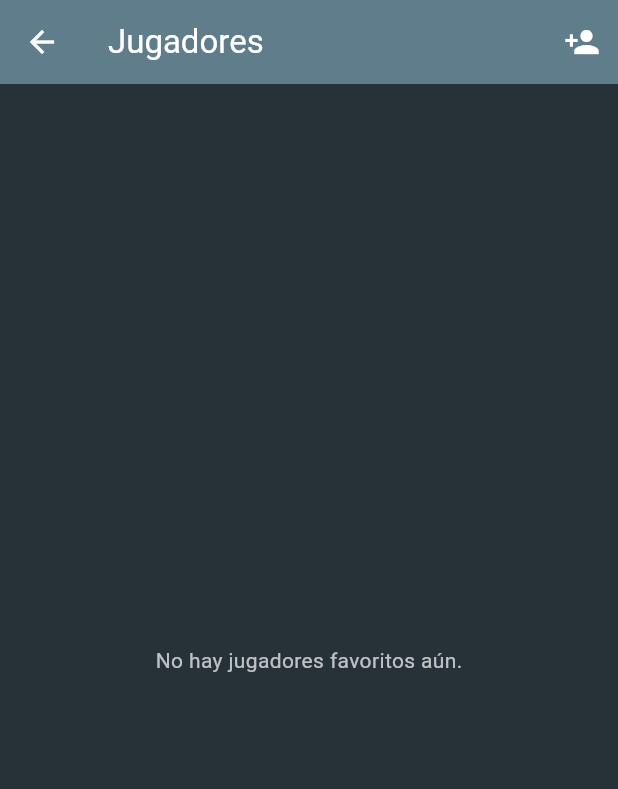
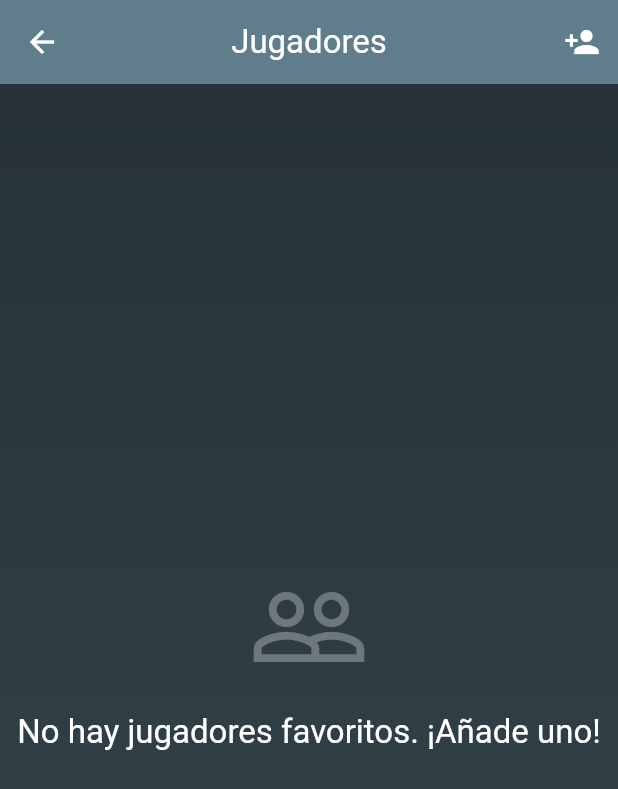
Before and after one commit to JPastorF/cedhmissions, a Flutter app: the FavoritePlayersScreen screen opened directly, on a phone screen of 412 x 824 dp. Shown: the top 789 px of the screen. Run offline on Flutter 3.47's test engine with Material 3 defaults, Android fonts, the light colour scheme and no system bars; our stand-ins replace file_picker, shared_preferences; accounts and stored records are empty.

Commit message:
disign favorite players

```diff
--- a/lib/screens/favorite_players_screen.dart
+++ b/lib/screens/favorite_players_screen.dart
@@ -53,7 +53,7 @@ class FavoritePlayersScreen extends StatelessWidget {
   void _showEditPlayerDialog(
     BuildContext context,
     FavoritePlayersProvider provider,
-    String playerId, // Ahora se usa el ID del jugador para la actualización
+    String playerId,
     String oldName,
   ) {
     final TextEditingController controller = TextEditingController(
@@ -77,7 +77,6 @@ class FavoritePlayersScreen extends StatelessWidget {
             ElevatedButton(
               onPressed: () {
                 if (controller.text.isNotEmpty) {
-                  // Se llama al método con el ID y el nuevo nombre
                   provider.updateFavoritePlayerName(playerId, controller.text);
                   Navigator.of(context).pop();
                 }
@@ -92,9 +91,20 @@ class FavoritePlayersScreen extends StatelessWidget {
 
   @override
   Widget build(BuildContext context) {
+    // Definimos el degradado de fondo, igual que en HomeScreen
+    const LinearGradient backgroundGradient = LinearGradient(
+      colors: [
+        Color(0xFF263238), // blueGrey.shade900
+        Color(0xFF37474F), // blueGrey.shade800
+      ],
+      begin: Alignment.topCenter,
+      end: Alignment.bottomCenter,
+    );
+
     return Scaffold(
       appBar: AppBar(
         title: const Text('Jugadores'),
+        centerTitle: true,
         actions: [
           IconButton(
             icon: const Icon(Icons.person_add),
@@ -106,45 +116,85 @@ class FavoritePlayersScreen extends StatelessWidget {
           ),
         ],
       ),
-      body: Consumer<FavoritePlayersProvider>(
+      body: Container(
+        decoration: const BoxDecoration(gradient: backgroundGradient),
+        child: Consumer<FavoritePlayersProvider>(
           builder: (context, provider, child) {
             final players = provider.favoritePlayers;
-          return players.isEmpty
-              ? const Center(child: Text('No hay jugadores favoritos aún.'))
-              : ListView.builder(
+            players.sort((a, b) => a.name.compareTo(b.name));
+
+            if (players.isEmpty) {
+              return Center(
+                child: Column(
+                  mainAxisAlignment: MainAxisAlignment.center,
+                  children: [
+                    const Icon(
+                      Icons.people_outline,
+                      size: 80,
+                      color: Colors.white30,
+                    ),
+                    const SizedBox(height: 16),
+                    Text(
+                      'No hay jugadores favoritos. ¡Añade uno!',
+                      style: Theme.of(context).textTheme.titleLarge,
+                      textAlign: TextAlign.center,
+                    ),
+                  ],
+                ),
+              );
+            }
+
+            return ListView.builder(
+              padding: const EdgeInsets.only(
+                top: 8.0,
+                left: 8.0,
+                right: 8.0,
+                bottom: 56.0,
+              ),
               itemCount: players.length,
               itemBuilder: (context, index) {
-                    final player =
-                        players[index]; // Se accede al objeto Player completo
-                    return ListTile(
-                      title: Text(player.name), // Se usa la propiedad 'name'
+                final player = players[index];
+                return Padding(
+                  padding: const EdgeInsets.symmetric(vertical: 4.0),
+                  child: Card(
+                    child: ListTile(
+                      leading: const Icon(Icons.person, color: Colors.white70),
+                      title: Text(player.name),
                       trailing: Row(
                         mainAxisSize: MainAxisSize.min,
                         children: [
                           IconButton(
-                            icon: const Icon(Icons.edit, color: Colors.blue),
+                            icon: const Icon(
+                              Icons.edit,
+                              color: Colors.lightBlue,
+                            ),
                             onPressed: () => _showEditPlayerDialog(
                               context,
                               provider,
-                              player.id, // Se pasa el ID
-                              player.name, // Se pasa el nombre actual
+                              player.id,
+                              player.name,
                             ),
                             tooltip: 'Editar',
                           ),
                           IconButton(
-                            icon: const Icon(Icons.delete, color: Colors.red),
-                            onPressed: () => provider.removeFavoritePlayer(
-                              player.id,
-                            ), // Se usa el ID para eliminar
+                            icon: const Icon(
+                              Icons.delete,
+                              color: Colors.deepOrange,
+                            ),
+                            onPressed: () =>
+                                provider.removeFavoritePlayer(player.id),
                             tooltip: 'Eliminar',
                           ),
                         ],
+                      ),
+                    ),
                   ),
                 );
               },
             );
           },
         ),
+      ),
     );
   }
 }
```
Lines whose indentation alone changed are shown as unchanged.
